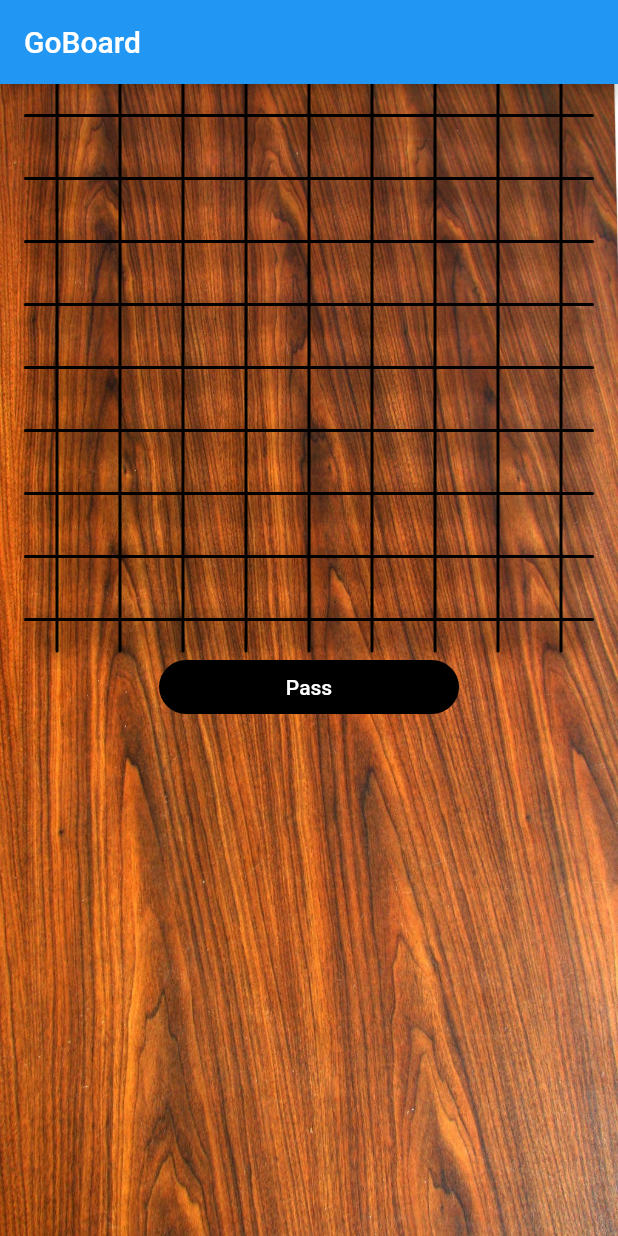
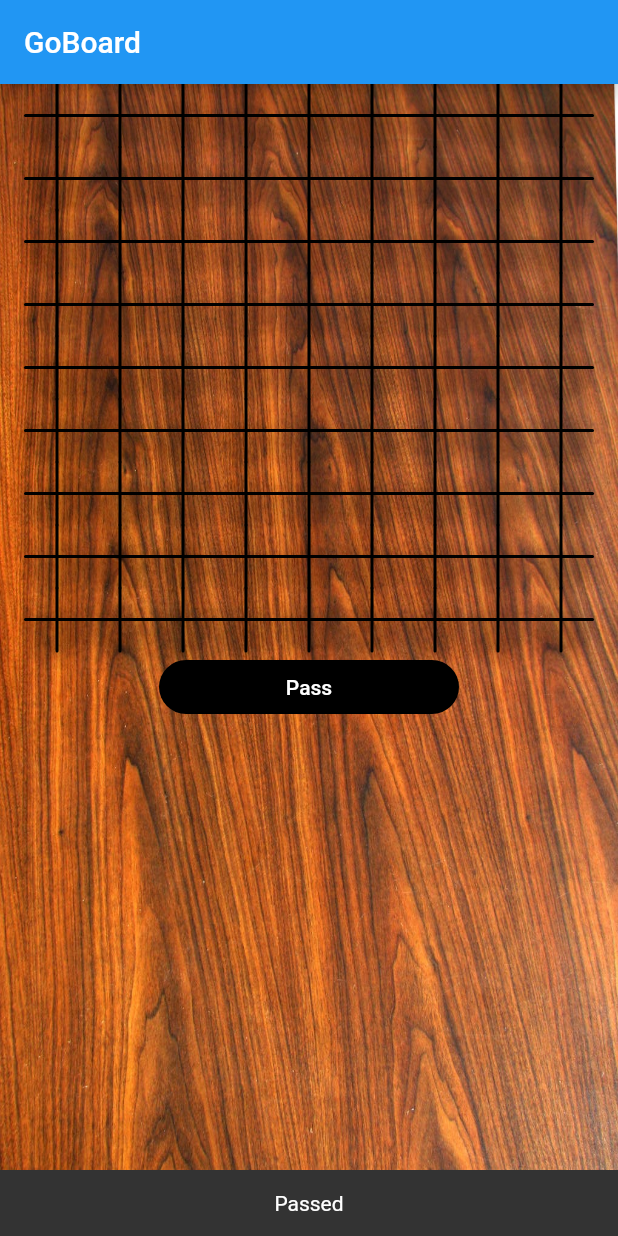
Before and after one commit to Kugl/goboard, a Flutter app: the screen it shows after launch, after a tap on "Pass", on a phone screen of 412 x 824 dp. Run offline on Flutter 3.47's test engine with Material 2 defaults, Android fonts, the phone set to English and light mode, and no system bars.

Commit message:
Viusal changes & Snackbar added

```diff
--- /dev/null
+++ b/go_board/lib/BoardVisu/snackbar.dart
@@ -0,0 +1,17 @@
+import 'package:flutter/material.dart';
+
+class SnackWrap {
+  static void createSnackBar(BuildContext context, {String text}) {
+    Scaffold.of(context).showSnackBar(SnackBar(
+      content: Center(
+        child: Text(text),
+        heightFactor: 1,
+      ),
+    ));
+  }
+
+  static void dismissSnackbar(BuildContext context) {
+    Scaffold.of(context)
+        .removeCurrentSnackBar(reason: SnackBarClosedReason.dismiss);
+  }
+}
--- a/go_board/lib/game/gameVisu.dart
+++ b/go_board/lib/game/gameVisu.dart
@@ -11,11 +11,10 @@ class Game extends StatefulWidget {
 }
 
 class _GameState extends State<Game> {
-  //The Game Data object is where the logic is rooted
-  GameData game = GameData();
-
   @override
   Widget build(BuildContext context) {
+    //The Game Data object is where the logic is rooted
+    GameData game = GameData(context: context);
     //TODO: Container and column can be removed after testing
     //Provides the Game data down the tree
     return ChangeNotifierProvider<GameData>(
--- a/go_board/lib/game/gamelogic.dart
+++ b/go_board/lib/game/gamelogic.dart
@@ -1,10 +1,10 @@
 import 'package:flutter/material.dart';
+import 'package:go_board/BoardVisu/snackbar.dart';
 import 'package:go_board/BoardVisu/stone.dart';
 import 'package:go_board/game/group.dart';
 import 'package:go_board/helpers/coordinateHelper.dart';
 
 //TODO: Error messages
-//TODO: Pass Button
 //TODO: Player Color indicator
 //TODO: Change pass button color
 //TODO: Coordiantes / Axis
@@ -27,6 +27,7 @@ class StoneStruct {
 }
 
 class GameData extends ChangeNotifier {
+  BuildContext context;
   Map<String, StoneData> boardState = Map<String, StoneData>();
   //Old coordinate for Ko check. Coord outside the board as 0. (Biggest GoBoard is 19x19)
   BoardCoordiante oldcoord = BoardCoordiante(20, 20);
@@ -34,7 +35,7 @@ class GameData extends ChangeNotifier {
   bool blackToPlay = true;
   int boardSize = 9;
 
-  GameData() {
+  GameData({@required this.context}) {
     _populateBoard();
   }
 
@@ -61,6 +62,8 @@ class GameData extends ChangeNotifier {
       //Ko!
       if (theCurrentStone.coordinates.returnMapCoordiante() ==
           oldcoord.returnMapCoordiante()) {
+        SnackWrap.createSnackBar(context,
+            text: "Ko! You cannot play here this turn");
         return moveLegal;
       }
       StoneColor targetCol = _calculateTargetcolor();
@@ -86,12 +89,18 @@ class GameData extends ChangeNotifier {
       } // for
 
     }
+    if (moveLegal == false) {
+      SnackWrap.createSnackBar(context,
+          text: "Illegal move. A stone placed here would die immediately");
+    }
     return moveLegal;
   }
 
   placeStone(BoardCoordiante coord) {
     StoneData theCurrentStone = boardState[coord.returnMapCoordiante()];
 
+    //Dismiss old snackbars when stone is palced
+    SnackWrap.dismissSnackbar(context);
     //prevent sucidal moves
     if (!_checkIfPlacementIsLegal(theCurrentStone, oldcoord)) {
       return;
--- a/go_board/lib/game/passbutton.dart
+++ b/go_board/lib/game/passbutton.dart
@@ -1,4 +1,5 @@
 import 'package:flutter/material.dart';
+import 'package:go_board/BoardVisu/snackbar.dart';
 import 'package:go_board/game/gamelogic.dart';
 import 'package:provider/provider.dart';
 
@@ -10,7 +11,9 @@ class PassButton extends StatelessWidget {
       width: 200,
       child: FlatButton(
         shape: RoundedRectangleBorder(borderRadius: BorderRadius.circular(20)),
-        onPressed: () {},
+        onPressed: () {
+          SnackWrap.createSnackBar(context, text: "Passed");
+        },
         child: Text(
           "Pass",
           style:
```
